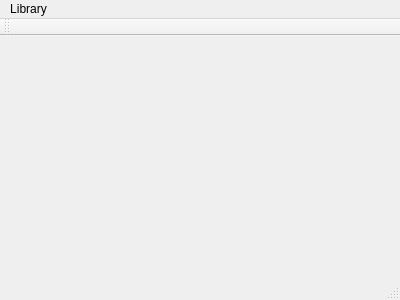
Qt form mainwindow.ui (Abadacor/prodev) before a commit.
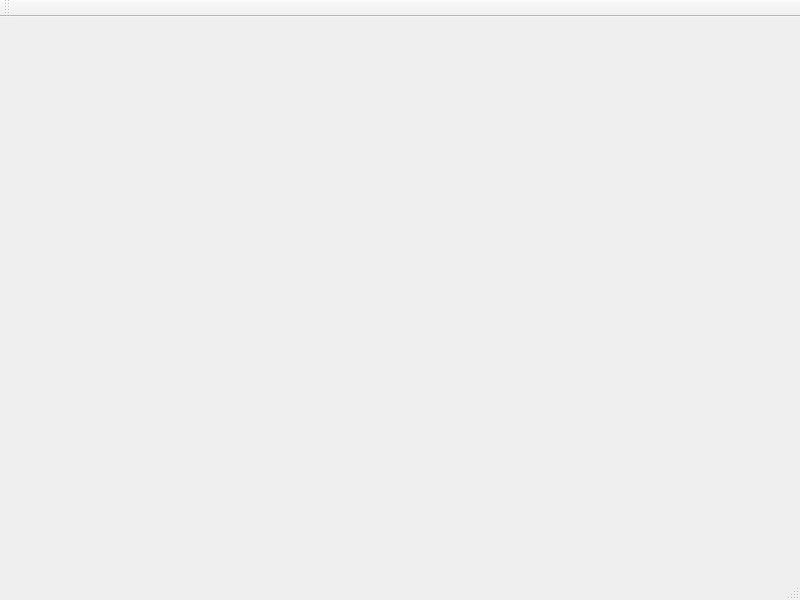
The same form after that commit.

Commit message: Add toolbar and link to actions

What changed in the file:
```diff
--- a/mainwindow.ui
+++ b/mainwindow.ui
@@ -6,37 +6,14 @@
    <rect>
     <x>0</x>
     <y>0</y>
-    <width>400</width>
-    <height>300</height>
+    <width>800</width>
+    <height>600</height>
    </rect>
   </property>
   <property name="windowTitle">
    <string>MainWindow</string>
   </property>
   <widget class="QWidget" name="centralWidget"/>
-  <widget class="QMenuBar" name="menuBar">
-   <property name="geometry">
-    <rect>
-     <x>0</x>
-     <y>0</y>
-     <width>400</width>
-     <height>22</height>
-    </rect>
-   </property>
-   <widget class="QMenu" name="menuLibrary_Manager">
-    <property name="title">
-     <string>Library</string>
-    </property>
-    <addaction name="actionNew"/>
-    <addaction name="actionOpen"/>
-    <addaction name="separator"/>
-    <addaction name="actionSave"/>
-    <addaction name="actionSave_as"/>
-    <addaction name="separator"/>
-    <addaction name="actionQuit"/>
-   </widget>
-   <addaction name="menuLibrary_Manager"/>
-  </widget>
   <widget class="QToolBar" name="mainToolBar">
    <attribute name="toolBarArea">
     <enum>TopToolBarArea</enum>
```
Left out of the diff: 10 changed lines with no effect on the pictures. The commit also changes 3 other files.
